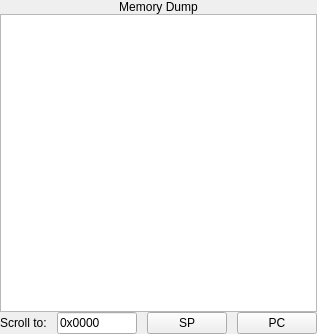
Old version of the form pep9common/memorydumppane.ui in the repository StanWarford/pep9suite.
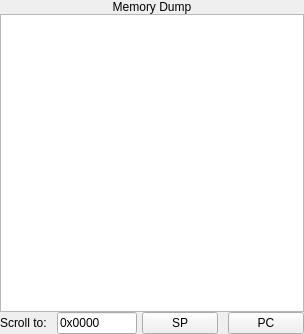
New version of the form.

What changed in the file:
```diff
--- a/pep9common/memorydumppane.ui
+++ b/pep9common/memorydumppane.ui
@@ -11,14 +11,14 @@
    </rect>
   </property>
   <property name="sizePolicy">
-   <sizepolicy hsizetype="Preferred" vsizetype="Preferred">
+   <sizepolicy hsizetype="Maximum" vsizetype="Preferred">
     <horstretch>0</horstretch>
     <verstretch>0</verstretch>
    </sizepolicy>
   </property>
   <property name="minimumSize">
    <size>
-    <width>0</width>
+    <width>240</width>
     <height>300</height>
    </size>
   </property>
@@ -132,6 +132,12 @@
    </item>
    <item>
     <widget class="QTableView" name="tableView">
+     <property name="sizePolicy">
+      <sizepolicy hsizetype="Expanding" vsizetype="Expanding">
+       <horstretch>0</horstretch>
+       <verstretch>0</verstretch>
+      </sizepolicy>
+     </property>
      <property name="minimumSize">
       <size>
        <width>20</width>
```
